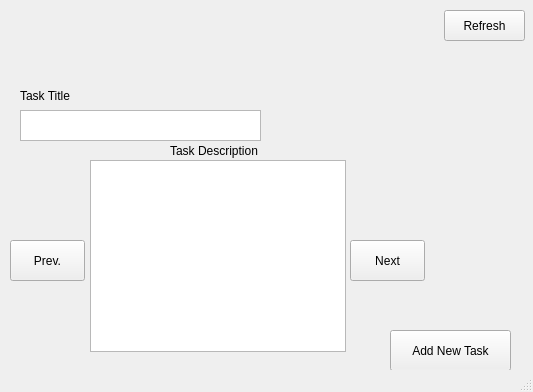
Qt form TheDadTaskManager/mainwindow.ui (JJC199/TaskManager) before a commit.
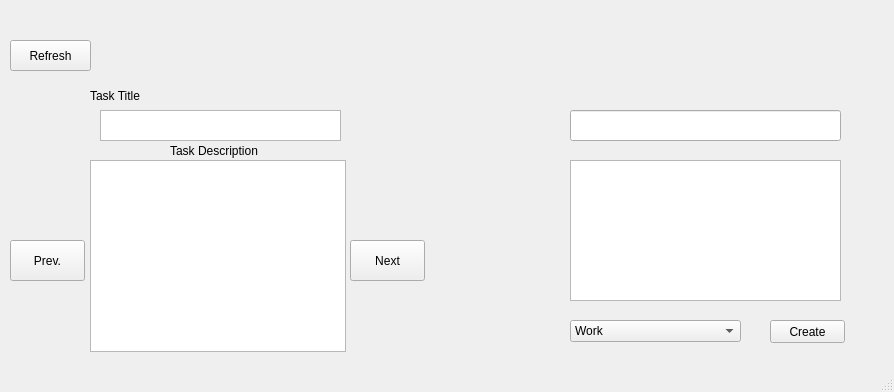
The same form after that commit. Icons and pictures are not drawn.

Diff of the .ui file:
```diff
--- a/TheDadTaskManager/mainwindow.ui
+++ b/TheDadTaskManager/mainwindow.ui
@@ -6,7 +6,7 @@
    <rect>
     <x>0</x>
     <y>0</y>
-    <width>533</width>
+    <width>894</width>
     <height>392</height>
    </rect>
   </property>
@@ -14,19 +14,6 @@
    <string>MainWindow</string>
   </property>
   <widget class="QWidget" name="centralwidget">
-   <widget class="QPushButton" name="newTask">
-    <property name="geometry">
-     <rect>
-      <x>390</x>
-      <y>330</y>
-      <width>121</width>
-      <height>41</height>
-     </rect>
-    </property>
-    <property name="text">
-     <string>Add New Task</string>
-    </property>
-   </widget>
    <widget class="QLabel" name="logo">
     <property name="geometry">
      <rect>
@@ -46,7 +33,7 @@
    <widget class="QLabel" name="label">
     <property name="geometry">
      <rect>
-      <x>20</x>
+      <x>90</x>
       <y>80</y>
       <width>91</width>
       <height>31</height>
@@ -108,8 +95,8 @@
    <widget class="QPushButton" name="pushButton_3">
     <property name="geometry">
      <rect>
-      <x>444</x>
-      <y>10</y>
+      <x>10</x>
+      <y>40</y>
       <width>81</width>
       <height>31</height>
      </rect>
@@ -121,13 +108,76 @@
    <widget class="QTextBrowser" name="textBrowser">
     <property name="geometry">
      <rect>
-      <x>20</x>
+      <x>100</x>
       <y>110</y>
       <width>241</width>
       <height>31</height>
      </rect>
     </property>
    </widget>
+   <widget class="QLineEdit" name="textright1">
+    <property name="geometry">
+     <rect>
+      <x>570</x>
+      <y>110</y>
+      <width>271</width>
+      <height>31</height>
+     </rect>
+    </property>
+   </widget>
+   <widget class="QTextEdit" name="textright2">
+    <property name="geometry">
+     <rect>
+      <x>570</x>
+      <y>160</y>
+      <width>271</width>
+      <height>141</height>
+     </rect>
+    </property>
+   </widget>
+   <widget class="QComboBox" name="comboBox">
+    <property name="geometry">
+     <rect>
+      <x>570</x>
+      <y>320</y>
+      <width>171</width>
+      <height>22</height>
+     </rect>
+    </property>
+    <item>
+     <property name="text">
+      <string>Work</string>
+     </property>
+    </item>
+    <item>
+     <property name="text">
+      <string>Home</string>
+     </property>
+    </item>
+    <item>
+     <property name="text">
+      <string>School</string>
+     </property>
+    </item>
+    <item>
+     <property name="text">
+      <string>Other Activities</string>
+     </property>
+    </item>
+   </widget>
+   <widget class="QPushButton" name="create">
+    <property name="geometry">
+     <rect>
+      <x>770</x>
+      <y>320</y>
+      <width>75</width>
+      <height>23</height>
+     </rect>
+    </property>
+    <property name="text">
+     <string>Create</string>
+    </property>
+   </widget>
   </widget>
   <widget class="QStatusBar" name="statusbar"/>
  </widget>
```
Left out of the diff: 10 changed lines with no effect on the pictures.
